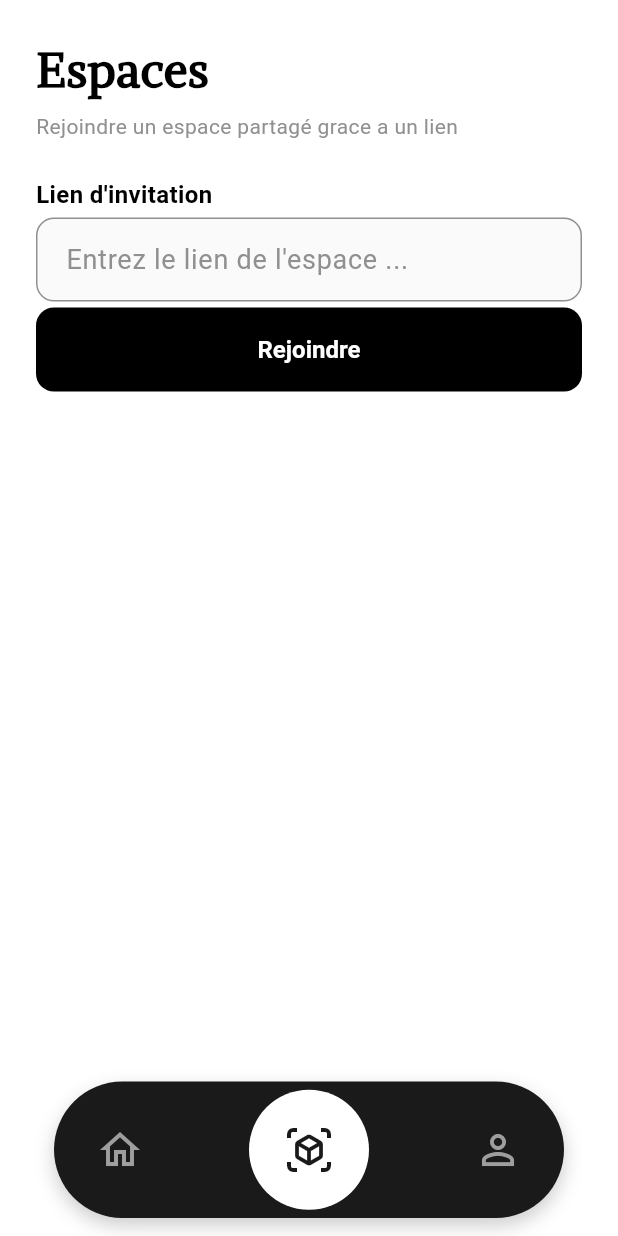
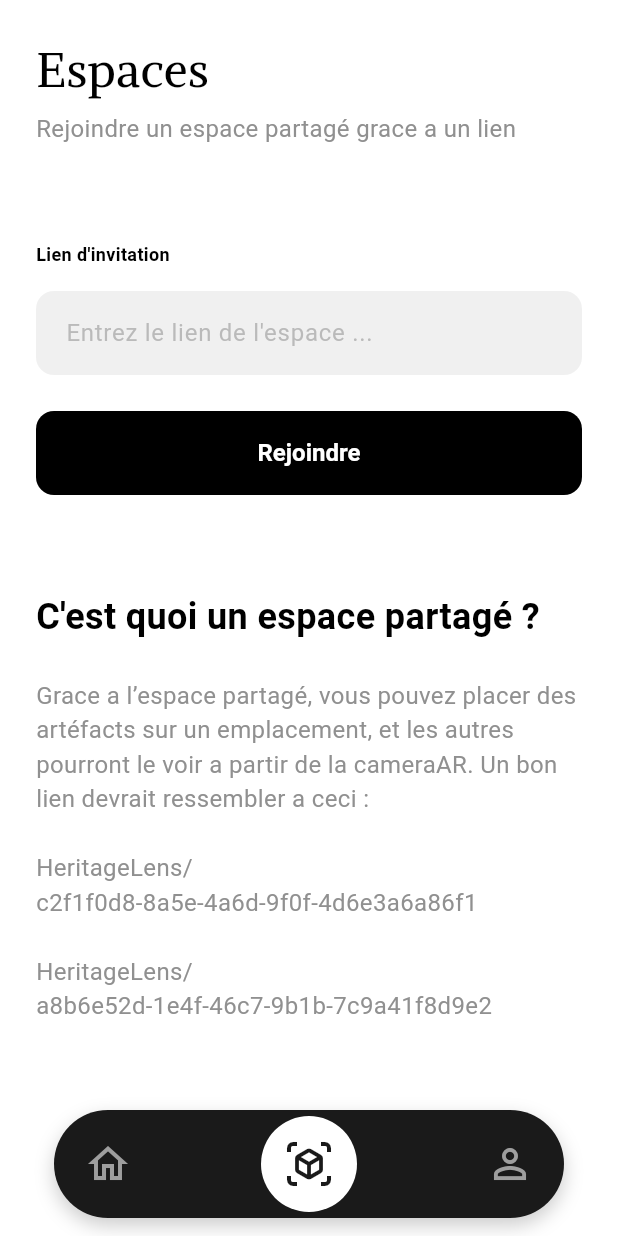
Before and after one commit to Strife-cyber/heritage_lens, a Flutter app: the Home screen opened directly, item 2 of the bottom bar chosen, after a tap on "Rejoindre", on a phone screen of 412 x 824 dp. Run offline on Flutter 3.47's test engine with Material 3 defaults, Android fonts, the phone set to English and light mode, and no system bars; our stand-ins replace appwrite, cloud_firestore, firebase_auth, firebase_core, flutter_dotenv, flutter_riverpod and 4 more; missing offline and left inert: flutter_unity_widget_2; accounts and stored records are empty; generated files the repository leaves out were written again; Roboto replaces fonts that are missing (InriaSerif).

Commit message:
Does UI modifs on home, space and profile mostly.

```diff
--- a/lib/main.dart
+++ b/lib/main.dart
@@ -6,6 +6,7 @@ import 'package:flutter_dotenv/flutter_dotenv.dart';
 import 'package:heritage_lens/firebase_options.dart';
 import 'package:flutter_riverpod/flutter_riverpod.dart';
 import 'package:heritage_lens/views/ar/ar_view.dart';
+import 'package:heritage_lens/views/home.dart';
 
 Future<void> main() async {
   WidgetsFlutterBinding.ensureInitialized();
@@ -43,7 +44,7 @@ class HeritageLens extends StatelessWidget {
       title: 'Heritage Lens',
       debugShowCheckedModeBanner: false,
       theme: AppTheme.light,
-      home: const ArView(),
+      home: const Home(),
     );
   }
 }
--- a/lib/views/home.dart
+++ b/lib/views/home.dart
@@ -2,6 +2,8 @@ import 'package:flutter/material.dart';
 import 'package:flutter_riverpod/legacy.dart';
 import 'package:flutter_riverpod/flutter_riverpod.dart';
 import 'package:heritage_lens/views/pages/discover_screen.dart';
+import 'package:heritage_lens/views/pages/join_space_screen.dart';
+import 'package:heritage_lens/views/pages/profile_screen.dart';
 import 'package:heritage_lens/views/pages/space_screen.dart';
 import 'package:shared_preferences/shared_preferences.dart';
 
@@ -23,7 +25,7 @@ class _HomeState extends ConsumerState<Home> with SingleTickerProviderStateMixin
   final List<Widget> _pages = [
     DiscoverScreen(),
     SpaceScreen(),
-    Container(color: Colors.blueAccent.shade100, child: const Center(child: Text("Profile"))),
+    ProfileScreen()
   ];
 
   @override
@@ -72,7 +74,7 @@ class _HomeState extends ConsumerState<Home> with SingleTickerProviderStateMixin
       // 3. The Custom Floating Bottom Bar
       bottomNavigationBar: SafeArea(
         child: Container(
-          height: 115, // Height of the area
+          height: 96, // Height of the area
           padding: const EdgeInsets.all(12),
           margin: const EdgeInsets.symmetric(horizontal: 24),
           child: Container(
@@ -155,8 +157,8 @@ class _BottomNavItem extends StatelessWidget {
       child: AnimatedContainer(
         duration: const Duration(milliseconds: 300),
         curve: Curves.easeOutQuart,
-        width: 80,
-        height: 80,
+        width: 64,
+        height: 64,
         decoration: BoxDecoration(
           // If selected, show white circle, else transparent
           color: isSelected ? Colors.white : Colors.transparent,
--- a/lib/views/pages/discover_screen.dart
+++ b/lib/views/pages/discover_screen.dart
@@ -1,5 +1,6 @@
 import 'package:flutter/material.dart';
 import 'package:flutter_riverpod/flutter_riverpod.dart';
+import 'package:heritage_lens/core/app_theme.dart';
 import 'package:heritage_lens/services/firestore_service.dart';
 import 'package:heritage_lens/views/widgets/standard_text_helpers.dart';
 
@@ -16,8 +17,9 @@ class DiscoverScreen extends ConsumerStatefulWidget {
 class _DiscoverScreenState extends ConsumerState<DiscoverScreen> {
   List<ARModel> _publicModels = [];
   bool _isLoading = true;
+  String? _selectedCategory;
+  final _searchController = TextEditingController();
 
-  String? _selectedCategory;
 
   @override
   void initState() {
@@ -74,21 +76,21 @@ class _DiscoverScreenState extends ConsumerState<DiscoverScreen> {
               const SizedBox(height: 4),
               Text(
                 'Histoire et culture à travers la RA',
-                style: AppText.bodyS()
+                style: AppText.bodyMG()
               ),
               const SizedBox(height: 24),
 
               StandardTextField(
-                label: 'Recherche...',
                 controller: TextEditingController(),
                 icon: Icons.search,
-                placeholder: 'Modèle, monument, artiste...',
+                placeholder: 'Recherche...',
               ),
+
               const SizedBox(height: 24),
 
               Text(
                 'Que cherchez-vous ?',
-                style: AppText.emphasis(),
+                style: AppText.titleM(),
               ),
               const SizedBox(height: 12),
               SizedBox(
@@ -96,13 +98,13 @@ class _DiscoverScreenState extends ConsumerState<DiscoverScreen> {
                 child: ListView(
                   scrollDirection: Axis.horizontal,
                   children: [
+                    _buildCategoryChip('Tous', isSelected: _selectedCategory == 'Tous'),
+                    const SizedBox(width: 12),
                     _buildCategoryChip('Technologie', isSelected: _selectedCategory == 'Technologie'),
                     const SizedBox(width: 12),
                     _buildCategoryChip('Peinture', isSelected: _selectedCategory == 'Peinture'),
                     const SizedBox(width: 12),
                     _buildCategoryChip('Monument', isSelected: _selectedCategory == 'Monument'),
-                    const SizedBox(width: 12),
-                    _buildCategoryChip('Tous', isSelected: _selectedCategory == null),
                   ],
                 ),
               ),
@@ -126,7 +128,7 @@ class _DiscoverScreenState extends ConsumerState<DiscoverScreen> {
     return GestureDetector(
       onTap: () {
         setState(() {
-          _selectedCategory = isSelected ? null : label;
+          _selectedCategory = isSelected ? 'Tous' : label;
           // TODO: filtrer _publicModels selon catégorie si implémenté
         });
       },
@@ -138,7 +140,7 @@ class _DiscoverScreenState extends ConsumerState<DiscoverScreen> {
         ),
         child: Text(
           label,
-          style: AppText.bodyS().copyWith(
+          style: AppText.bodySW().copyWith(
             color: isSelected ? Colors.white : Colors.black87
           ),
         ),
--- a/lib/views/pages/space_screen.dart
+++ b/lib/views/pages/space_screen.dart
@@ -19,8 +19,7 @@ class _SpaceScreenState extends ConsumerState<SpaceScreen> {
       body: SafeArea(
         child: Padding(
           padding: const EdgeInsets.all(24.0),
-          child: Column(
-            crossAxisAlignment: CrossAxisAlignment.stretch,
+          child: ListView(
             children: [
               Text(
                 'Espaces',
@@ -29,21 +28,32 @@ class _SpaceScreenState extends ConsumerState<SpaceScreen> {
               const SizedBox(height: 4),
               Text(
                 'Rejoindre un espace partagé grace a un lien',
-                style: AppText.bodyS(),
+                style: AppText.bodyMG(),
+              ),
+              const SizedBox(height: 64),
+
+              Text('Lien d\'invitation', style: AppText.bodyS()),
+              const SizedBox(height: 16),
+              StandardTextField(
+                placeholder: 'Entrez le lien de l\'espace ...',
+                controller: TextEditingController()
               ),
               const SizedBox(height: 24),
-
-              Text('Lien d\'invitation', style: AppText.emphasis()),
-              const SizedBox(height: 4),
-              StandardTextField(
-                label: 'Entrez le lien de l\'espace ...',
-                controller: TextEditingController()
-              ),
-              const SizedBox(height: 4),
               StandardButton(
+                width: 50,
                 child: Text('Rejoindre'),
                 onPressed: () {} //TODO: Implementer la logique de rejoindre un espace
-              )
+              ),
+              const SizedBox(height: 64),
+              Text(
+                'C\'est quoi un espace partagé ?',
+                style: AppText.titleM(),
+              ),
+              const SizedBox(height: 24),
+              Text(
+                "Grace a l’espace partagé, vous pouvez placer des artéfacts sur un emplacement, et les autres pourront le voir a partir de la cameraAR. Un bon lien devrait ressembler a ceci : \n\nHeritageLens/c2f1f0d8-8a5e-4a6d-9f0f-4d6e3a6a86f1 \n\nHeritageLens/a8b6e52d-1e4f-46c7-9b1b-7c9a41f8d9e2",
+                style: AppText.bodyMG(),
+              ),
             ],
           ),
         )
--- a/lib/views/widgets/standard_text_field.dart
+++ b/lib/views/widgets/standard_text_field.dart
@@ -46,7 +46,7 @@ import 'package:heritage_lens/core/app_theme.dart';
 class StandardTextField extends StatefulWidget {
   /// Le texte principal qui décrit le champ (ex: "Nom", "Email").
   /// Ce texte flotte sur la bordure lors de la saisie.
-  final String label;
+  // final String? label;
 
   /// L'icône à afficher au début du champ.
   /// Utiliser des [IconData] standards (ex: `Icons.person`).
@@ -54,7 +54,7 @@ class StandardTextField extends StatefulWidget {
 
   /// Texte indicatif (hint) qui s'affiche uniquement quand le champ est focus
   /// et vide. Utile pour donner un format attendu.
-  final String? placeholder;
+  final String placeholder;
 
   /// Le contrôleur indispensable pour récupérer ou modifier le texte.
   final TextEditingController controller;
@@ -73,10 +73,9 @@ class StandardTextField extends StatefulWidget {
 
   const StandardTextField({
     super.key,
-    required this.label,
     required this.controller,
     this.icon,
-    this.placeholder,
+    required this.placeholder,
     this.validator,
     this.isOptional = false,
     this.obscureText = false,
@@ -88,7 +87,7 @@ class StandardTextField extends StatefulWidget {
 
 class _StandardTextFieldState extends State<StandardTextField> {
   // Définition de la couleur grise spécifique demandée : #909090
-  static const Color _customGrey = Color(0xFF909090);
+  static const Color _customGrey = Color(0x90909090);
 
   late FocusNode _focusNode;
   bool _focused = false;
@@ -111,9 +110,9 @@ class _StandardTextFieldState extends State<StandardTextField> {
   @override
   Widget build(BuildContext context) {
     // Construction du libellé
-    final String labelDisplay = widget.isOptional
-        ? '${widget.label} (Optionnel)'
-        : widget.label;
+    // final String labelDisplay = widget.isOptional
+    //     ? '${widget.label} (Optionnel)'
+    //     : widget.label;
 
     return TextFormField(
       controller: widget.controller,
@@ -136,12 +135,12 @@ class _StandardTextFieldState extends State<StandardTextField> {
         filled: true,
         // Blanc quand focus, Gris très clair (presque blanc) quand inactif pour le fond
         // Note: On garde le fond très clair pour la lisibilité, le gris #909090 est utilisé pour les traits.
-        fillColor: _focused ? Colors.white : const Color(0xFFFAFAFA),
+        fillColor: const Color(0xFFF0F0F0),
 
         contentPadding: const EdgeInsets.symmetric(horizontal: 16, vertical: 16),
 
         // Gestion de l'icône (Gris #909090 -> Noir)
-        prefixIcon: widget.icon != null
+        suffixIcon: widget.icon != null
             ? Icon(
                 widget.icon,
                 color: _focused ? Colors.black : _customGrey,
@@ -150,42 +149,35 @@ class _StandardTextFieldState extends State<StandardTextField> {
             : null,
 
         // --- Configuration du Label (Libellé) ---
-        labelText: labelDisplay,
+        // labelText: labelDisplay,
         // Le style du label change selon l'état (Gris #909090 -> Noir)
-        labelStyle: TextStyle(
-          color: _focused ? Colors.black : _customGrey,
-          fontFamily: FontFamily.inriaSerif.font,
-          fontWeight: _focused ? FontWeight.w600 : FontWeight.normal,
-        ),
-        floatingLabelBehavior: FloatingLabelBehavior.auto,
+        // labelStyle: TextStyle(
+        //   color: _customGrey,
+        //   fontFamily: FontFamily.inriaSerif.font,
+        //   fontWeight: _focused ? FontWeight.w600 : FontWeight.normal,
+        // ),
+        // floatingLabelBehavior: FloatingLabelBehavior.auto,
 
         // --- Configuration du Placeholder (Hint) ---
         hintText: widget.placeholder,
         hintStyle: TextStyle(
           color: _customGrey, // Utilisation de la couleur #909090
-          fontSize: 14,
+          fontSize: 16,
+          fontWeight: FontWeight.w400,
           fontFamily: FontFamily.inriaSerif.font
         ),
 
         // --- Configuration des Bordures ---
 
-        // 1. Bordure au repos (Utilisation de #909090)
-        enabledBorder: OutlineInputBorder(
-          borderRadius: BorderRadius.circular(12),
-          borderSide: const BorderSide(
-            color: _customGrey,
-            width: 1.0,
-          ),
-        ),
 
         // 2. Bordure quand on écrit (Noir épais)
-        focusedBorder: OutlineInputBorder(
-          borderRadius: BorderRadius.circular(12),
-          borderSide: const BorderSide(
-            color: Colors.black,
-            width: 2.0,
-          ),
-        ),
+        // focusedBorder: OutlineInputBorder(
+        //   borderRadius: BorderRadius.circular(12),
+        //   borderSide: const BorderSide(
+        //     color: Colors.black,
+        //     width: 2.0,
+        //   ),
+        // ),
 
         // 3. Bordure en cas d'erreur (Noir)
         errorBorder: OutlineInputBorder(
--- a/lib/views/widgets/standard_text_helpers.dart
+++ b/lib/views/widgets/standard_text_helpers.dart
@@ -31,7 +31,7 @@ class AppText {
   /// Utilisé pour : En-têtes principaux, noms de sections majeurs.
   static TextStyle titleXL({
     Color color = _primaryColor,
-    FontWeight weight = FontWeight.w600,
+    FontWeight weight = FontWeight.w400,
     double? height,
   }) =>
       TextStyle(
@@ -67,8 +67,8 @@ class AppText {
     double? height,
   }) =>
       TextStyle(
-        fontFamily: FontFamily.alike.font,
-        fontSize: 22,
+        fontFamily: FontFamily.inriaSerif.font,
+        fontSize: 24,
         fontWeight: weight,
         color: color,
         height: height,
@@ -110,19 +110,58 @@ class AppText {
         height: height,
       );
 
+  static TextStyle bodyMG({
+    Color color = _secondaryColor,
+    FontWeight weight = FontWeight.w400,
+    double? height,
+  }) =>
+      TextStyle(
+        fontFamily: FontFamily.inriaSerif.font,
+        fontSize: 16,
+        fontWeight: weight,
+        color: color,
+        height: height,
+      );
+
+  static TextStyle bodyMW({
+    Color color = _inverseColor,
+    FontWeight weight = FontWeight.w400,
+    double? height,
+  }) =>
+      TextStyle(
+        fontFamily: FontFamily.inriaSerif.font,
+        fontSize: 16,
+        fontWeight: weight,
+        color: color,
+        height: height,
+      );
+
   /// Body S - **14px** - *Inria Serif Regular*
   ///
   /// **Couleur par défaut : Gris #909090**
   ///
   /// Utilisé pour : Mentions légales, hints, placeholders, textes secondaires.
   static TextStyle bodyS({
-    Color color = _secondaryColor,
-    FontWeight weight = FontWeight.w400,
+    Color color = _primaryColor,
+    FontWeight weight = FontWeight.w600,
     double? height,
   }) =>
       TextStyle(
         fontFamily: FontFamily.inriaSerif.font,
-        fontSize: 14,
+        fontSize: 12,
+        fontWeight: weight,
+        color: color,
+        height: height,
+      );
+
+  static TextStyle bodySW({
+    Color color = _inverseColor,
+    FontWeight weight = FontWeight.w600,
+    double? height,
+  }) =>
+      TextStyle(
+        fontFamily: FontFamily.inriaSerif.font,
+        fontSize: 12,
         fontWeight: weight,
         color: color,
         height: height,
```
Also changed, not shown: lib/views/pages/profile_screen.dart (added, +375 -0 lines).
